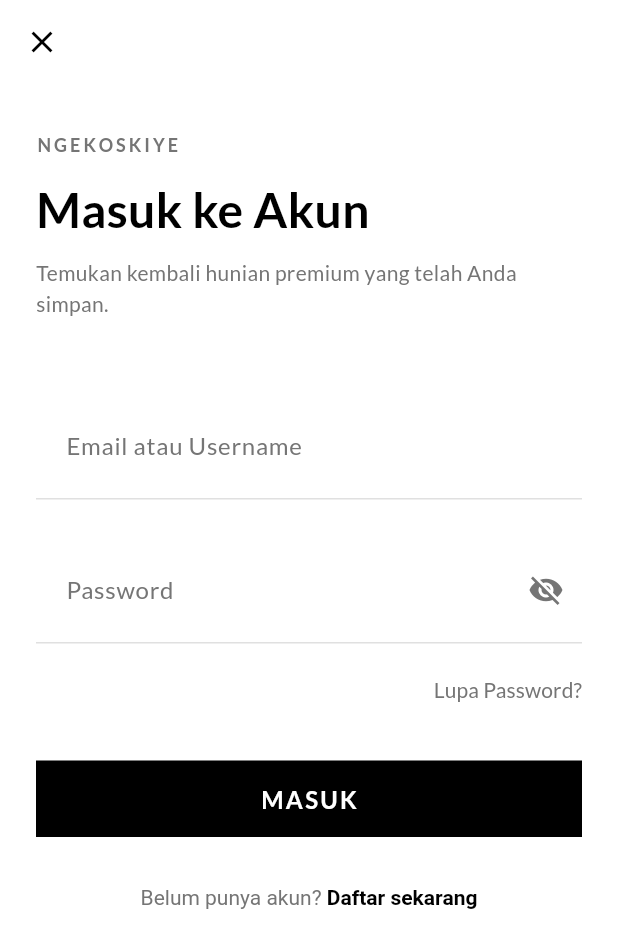
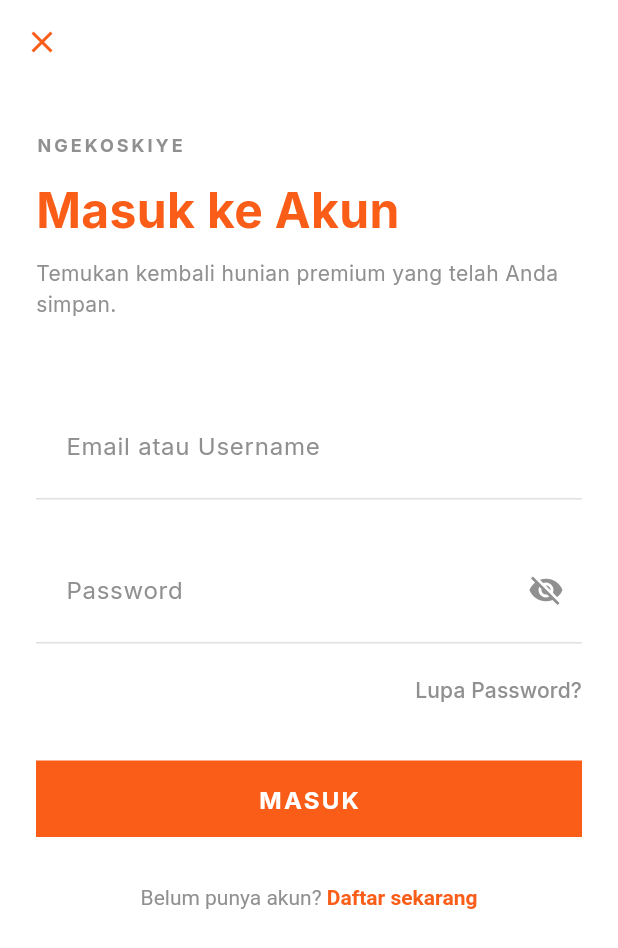
Before and after one commit to RozhakDev/NgekosKiye.app, a Flutter app: the screen it shows after launch, item 4 of the bottom bar chosen, on a phone screen of 412 x 824 dp. Shown: the top 948 px of the screen. Run offline on Flutter 3.47's test engine with Material 3 defaults, Android fonts, the phone set to English and light mode, and no system bars; our stand-ins replace dio, firebase_core, firebase_messaging, flutter_dotenv, flutter_local_notifications, flutter_map and 7 more; accounts and stored records are empty; network calls fail.

Commit message:
style(theme): redesign app colors with redoorz vibe

```diff
--- a/lib/core/theme/app_colors.dart
+++ b/lib/core/theme/app_colors.dart
@@ -1,13 +1,13 @@
 import 'package:flutter/material.dart';
 
 class AppColors {
-  static const Color primary = Colors.black;
-  static const Color secondary = Color(0xFF333333);
-  static const Color background = Color(0xFFF9F9F9);
+  static const Color primary = Color(0xFFF95D18);
+  static const Color secondary = Color(0xFF00629F);
+  static const Color background = Color(0xFFF5F5F5);
   static const Color surface = Colors.white;
-  static const Color error = Color(0xFFD32F2F);
+  static const Color error = Color(0xFFBA1A1A);
 
-  static const Color textPrimary = Colors.black;
-  static const Color textSecondary = Color(0xFF757575);
+  static const Color textPrimary = Color(0xFF1A1A1A);
+  static const Color textSecondary = Color(0xFF909090);
   static const Color border = Color(0xFFE0E0E0);
 }
--- a/lib/core/theme/app_theme.dart
+++ b/lib/core/theme/app_theme.dart
@@ -16,37 +16,37 @@ class AppTheme {
         surface: AppColors.surface,
         error: AppColors.error,
       ),
-      textTheme: GoogleFonts.latoTextTheme().copyWith(
-        displayLarge: GoogleFonts.lato(fontSize: 32, fontWeight: FontWeight.bold, color: AppColors.textPrimary),
-        titleLarge: GoogleFonts.lato(fontSize: 20, fontWeight: FontWeight.w700, color: AppColors.textPrimary),
-        bodyLarge: GoogleFonts.lato(fontSize: 16, color: AppColors.textPrimary),
-        bodyMedium: GoogleFonts.lato(fontSize: 14, color: AppColors.textSecondary),
+      textTheme: GoogleFonts.interTextTheme().copyWith(
+        displayLarge: GoogleFonts.inter(fontSize: 32, fontWeight: FontWeight.bold, color: AppColors.textPrimary),
+        titleLarge: GoogleFonts.inter(fontSize: 20, fontWeight: FontWeight.w700, color: AppColors.textPrimary),
+        bodyLarge: GoogleFonts.inter(fontSize: 16, color: AppColors.textPrimary),
+        bodyMedium: GoogleFonts.inter(fontSize: 14, color: AppColors.textSecondary),
       ),
       appBarTheme: const AppBarTheme(
         backgroundColor: AppColors.surface,
-        foregroundColor: AppColors.primary,
+        foregroundColor: AppColors.textPrimary,
         elevation: 0,
         centerTitle: true,
-        iconTheme: IconThemeData(color: AppColors.primary),
+        iconTheme: IconThemeData(color: AppColors.textPrimary),
         systemOverlayStyle: SystemUiOverlayStyle.dark,
       ),
       elevatedButtonTheme: ElevatedButtonThemeData(
         style: ElevatedButton.styleFrom(
           backgroundColor: AppColors.primary,
           foregroundColor: Colors.white,
-          elevation: 0,
+          elevation: 2,
           padding: const EdgeInsets.symmetric(vertical: 16),
-          shape: const RoundedRectangleBorder(borderRadius: BorderRadius.zero),
-          textStyle: GoogleFonts.lato(fontWeight: FontWeight.bold, fontSize: 16),
+          shape: RoundedRectangleBorder(borderRadius: BorderRadius.circular(8)),
+          textStyle: GoogleFonts.inter(fontWeight: FontWeight.bold, fontSize: 16),
         ),
       ),
-      inputDecorationTheme: const InputDecorationTheme(
+      inputDecorationTheme: InputDecorationTheme(
         filled: true,
         fillColor: AppColors.surface,
-        border: OutlineInputBorder(borderRadius: BorderRadius.zero, borderSide: BorderSide(color: AppColors.border)),
-        enabledBorder: OutlineInputBorder(borderRadius: BorderRadius.zero, borderSide: BorderSide(color: AppColors.border)),
-        focusedBorder: OutlineInputBorder(borderRadius: BorderRadius.zero, borderSide: BorderSide(color: AppColors.primary, width: 2)),
-        contentPadding: EdgeInsets.symmetric(horizontal: 16, vertical: 16),
+        border: OutlineInputBorder(borderRadius: BorderRadius.circular(8), borderSide: const BorderSide(color: AppColors.border)),
+        enabledBorder: OutlineInputBorder(borderRadius: BorderRadius.circular(8), borderSide: const BorderSide(color: AppColors.border)),
+        focusedBorder: OutlineInputBorder(borderRadius: BorderRadius.circular(8), borderSide: const BorderSide(color: AppColors.primary, width: 2)),
+        contentPadding: const EdgeInsets.symmetric(horizontal: 16, vertical: 16),
       ),
     );
   }
```
